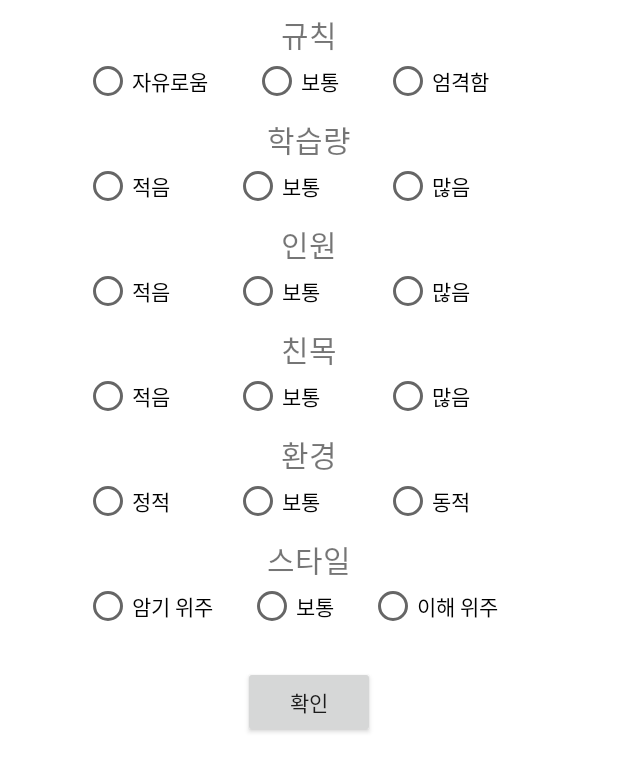
After one commit to yhs3434/Study-Room, an Android app: the TendencyChoiceActivity screen opened directly, with no data from a screen before it, on a phone screen of 412 x 824 dp. The commit adds this screen. Shown: the top 772 px of the screen. Run offline under Robolectric (Android 15) with nearby library versions, the phone set to English and light mode, and no system bars.

Commit message:
Add a func what choose a tendency

```diff
--- a/android/app/src/main/AndroidManifest.xml
+++ b/android/app/src/main/AndroidManifest.xml
@@ -28,7 +28,10 @@
         <activity android:name=".JoinActivity" />
         <activity android:name=".LoginActivity" />
         <activity android:name=".Main2Activity" />
-        <activity android:name=".SubjectChoiceActivity" android:theme="@android:style/Theme.Dialog"/>
+        <activity
+            android:name=".SubjectChoiceActivity"
+            android:theme="@android:style/Theme.Dialog" />
+        <activity android:name=".TendencyChoiceActivity"></activity>
     </application>
 
 </manifest>
--- a/android/app/src/main/java/com/yoonhs3434/suroom/Main2Activity.java
+++ b/android/app/src/main/java/com/yoonhs3434/suroom/Main2Activity.java
@@ -8,7 +8,7 @@ import android.widget.Button;
 
 public class Main2Activity extends AppCompatActivity {
 
-    Button choice_subject_btn;
+    Button choice_subject_btn, choice_tendency_btn;
 
     @Override
     protected void onCreate(Bundle savedInstanceState) {
@@ -16,10 +16,16 @@ public class Main2Activity extends AppCompatActivity {
         setContentView(R.layout.activity_main2);
 
         choice_subject_btn = (Button) findViewById(R.id.choiceSubjectButton);
+        choice_tendency_btn = (Button) findViewById(R.id.choiceTendencyButton);
     }
 
     public void choiceSubjectClicked(View v){
         Intent intent = new Intent(getApplicationContext(), SubjectChoiceActivity.class);
         startActivity(intent);
     }
+
+    public void choiceTendencyClicked(View v){
+        Intent intent = new Intent(getApplicationContext(), TendencyChoiceActivity.class);
+        startActivity(intent);
+    }
 }
--- /dev/null
+++ b/android/app/src/main/java/com/yoonhs3434/suroom/TendencyChoiceActivity.java
@@ -0,0 +1,123 @@
+package com.yoonhs3434.suroom;
+
+import android.app.Activity;
+import android.support.v7.app.AppCompatActivity;
+import android.os.Bundle;
+import android.view.MotionEvent;
+import android.view.View;
+import android.view.Window;
+import android.widget.Button;
+import android.widget.RadioButton;
+import android.widget.RadioGroup;
+import android.widget.TextView;
+
+import org.json.JSONException;
+import org.json.JSONObject;
+import org.w3c.dom.Text;
+
+public class TendencyChoiceActivity extends Activity {
+
+    int num_of_group;
+    RadioGroup [] radioGroups;
+    RadioButton[][] radioButtons;
+    Button closeButton;
+    TextView[] textViews;
+
+
+    @Override
+    protected void onCreate(Bundle savedInstanceState) {
+        super.onCreate(savedInstanceState);
+
+        requestWindowFeature(Window.FEATURE_NO_TITLE);
+        setContentView(R.layout.activity_tendency_choice);
+
+        num_of_group = 6;
+        radioGroups = new RadioGroup[num_of_group];
+        radioButtons = new RadioButton[num_of_group][3];
+        textViews = new TextView[num_of_group];
+        buttonInit(radioGroups, radioButtons, textViews);
+
+        closeButton = (Button) findViewById(R.id.closeButton);
+
+    }
+
+    void closeButtonClicked(View v) throws JSONException {
+        int index=0;
+
+        JSONObject data_req = new JSONObject();
+        data_req.accumulate("id", MySetting.getMyId());
+        for(int i=0; i<num_of_group; i++){
+            for(int j=0; j<3; j++){
+                if(radioButtons[i][j].isChecked() == true) {
+                    index = j;
+                }
+            }
+            data_req.accumulate((textViews[i].getText()).toString(), index);
+        }
+
+        HttpPost send = new HttpPost(MySetting.getMyUrl() + "choice/tendency/", data_req);
+        send.start();
+        try {
+            send.join();
+        } catch (InterruptedException e) {
+            e.printStackTrace();
+        }
+        finish();
+    }
+
+    private void buttonInit(RadioGroup [] radioGroups, RadioButton [][] radioButtons, TextView[] textViews){
+        radioGroups[0] = (RadioGroup) findViewById(R.id.ruleGroup);
+        radioGroups[1] = (RadioGroup) findViewById(R.id.learningGroup);
+        radioGroups[2] = (RadioGroup) findViewById(R.id.numberPeopleGroup);
+        radioGroups[3] = (RadioGroup) findViewById(R.id.friendshipGroup);
+        radioGroups[4] = (RadioGroup) findViewById(R.id.environmentGroup);
+        radioGroups[5] = (RadioGroup) findViewById(R.id.styleGroup);
+
+        radioButtons[0][0] = (RadioButton) findViewById(R.id.ruleButton1);
+        radioButtons[0][1] = (RadioButton) findViewById(R.id.ruleButton2);
+        radioButtons[0][2] = (RadioButton) findViewById(R.id.ruleButton3);
+        radioButtons[1][0] = (RadioButton) findViewById(R.id.learningButton1);
+        radioButtons[1][1] = (RadioButton) findViewById(R.id.learningButton2);
+        radioButtons[1][2] = (RadioButton) findViewById(R.id.learningButton3);
+        radioButtons[2][0] = (RadioButton) findViewById(R.id.numberPeopleButton1);
+        radioButtons[2][1] = (RadioButton) findViewById(R.id.numberPeopleButton2);
+        radioButtons[2][2] = (RadioButton) findViewById(R.id.numberPeopleButton3);
+        radioButtons[3][0] = (RadioButton) findViewById(R.id.friendshipButton1);
+        radioButtons[3][1] = (RadioButton) findViewById(R.id.friendshipButton2);
+        radioButtons[3][2] = (RadioButton) findViewById(R.id.friendshipButton3);
+        radioButtons[4][0] = (RadioButton) findViewById(R.id.environmentButton1);
+        radioButtons[4][1] = (RadioButton) findViewById(R.id.environmentButton2);
+        radioButtons[4][2] = (RadioButton) findViewById(R.id.environmentButton3);
+        radioButtons[5][0] = (RadioButton) findViewById(R.id.styleButton1);
+        radioButtons[5][1] = (RadioButton) findViewById(R.id.styleButton2);
+        radioButtons[5][2] = (RadioButton) findViewById(R.id.styleButton3);
+
+        textViews[0] = (TextView) findViewById(R.id.ruleText);
+        textViews[1] = (TextView) findViewById(R.id.learningText);
+        textViews[2] = (TextView) findViewById(R.id.numberPeopleText);
+        textViews[3] = (TextView) findViewById(R.id.friendshipText);
+        textViews[4] = (TextView) findViewById(R.id.environmentText);
+        textViews[5] = (TextView) findViewById(R.id.styleText);
+    }
+
+    @Override
+    public boolean onTouchEvent(MotionEvent event){
+        if(event.getAction()==MotionEvent.ACTION_OUTSIDE){
+            return false;
+        }
+        return true;
+    }
+
+    @Override
+    public void onBackPressed(){
+        return;
+    }
+
+    private int convertBoolInt(boolean input){
+        if(input){
+            return 1;
+        }
+        else
+            return 0;
+    }
+}
--- a/android/app/src/main/res/layout/activity_main2.xml
+++ b/android/app/src/main/res/layout/activity_main2.xml
@@ -25,6 +25,7 @@
         android:layout_marginStart="44dp"
         android:layout_marginLeft="44dp"
         android:layout_marginTop="64dp"
+        android:onClick="choiceTendencyClicked"
         android:text="공부 성향 선택"
         app:layout_constraintStart_toEndOf="@+id/choiceSubjectButton"
         app:layout_constraintTop_toTopOf="parent" />
--- a/android/app/src/main/res/layout/activity_subject_choice.xml
+++ b/android/app/src/main/res/layout/activity_subject_choice.xml
@@ -4,7 +4,7 @@
     xmlns:tools="http://schemas.android.com/tools"
     android:layout_width="match_parent"
     android:layout_height="match_parent"
-    android:background="?android:attr/tooltipBackgroundColor"
+    android:background="@android:color/background_light"
     tools:context=".SubjectChoiceActivity">
 
     <CheckBox
--- /dev/null
+++ b/android/app/src/main/res/layout/activity_tendency_choice.xml
@@ -0,0 +1,315 @@
+<?xml version="1.0" encoding="utf-8"?>
+<android.support.constraint.ConstraintLayout xmlns:android="http://schemas.android.com/apk/res/android"
+    xmlns:app="http://schemas.android.com/apk/res-auto"
+    xmlns:tools="http://schemas.android.com/tools"
+    android:layout_width="match_parent"
+    android:layout_height="match_parent"
+    android:background="@android:color/background_light"
+    tools:context=".TendencyChoiceActivity">
+
+    <LinearLayout
+        android:id="@+id/linearLayout"
+        android:layout_width="300dp"
+        android:layout_height="wrap_content"
+        android:layout_marginTop="8dp"
+        android:orientation="vertical"
+        app:layout_constraintEnd_toEndOf="parent"
+        app:layout_constraintHorizontal_bias="0.5"
+        app:layout_constraintStart_toStartOf="parent"
+        app:layout_constraintTop_toTopOf="parent">
+
+        <TextView
+            android:id="@+id/ruleText"
+            android:layout_width="match_parent"
+            android:layout_height="wrap_content"
+            android:gravity="center_horizontal"
+            android:text="규칙"
+            android:textSize="20sp" />
+
+        <RadioGroup
+            android:id="@+id/ruleGroup"
+            android:layout_width="match_parent"
+            android:layout_height="wrap_content"
+            android:orientation="horizontal">
+
+            <RadioButton
+                android:id="@+id/ruleButton1"
+                android:layout_width="wrap_content"
+                android:layout_height="wrap_content"
+                android:layout_weight="1"
+                android:text="자유로움" />
+
+            <RadioButton
+                android:id="@+id/ruleButton2"
+                android:layout_width="wrap_content"
+                android:layout_height="wrap_content"
+                android:layout_weight="1"
+                android:text="보통" />
+
+            <RadioButton
+                android:id="@+id/ruleButton3"
+                android:layout_width="wrap_content"
+                android:layout_height="wrap_content"
+                android:layout_weight="1"
+                android:text="엄격함" />
+        </RadioGroup>
+    </LinearLayout>
+
+    <LinearLayout
+        android:id="@+id/linearLayout2"
+        android:layout_width="300dp"
+        android:layout_height="wrap_content"
+        android:layout_marginTop="8dp"
+        android:orientation="vertical"
+        app:layout_constraintEnd_toEndOf="parent"
+        app:layout_constraintHorizontal_bias="0.5"
+        app:layout_constraintStart_toStartOf="parent"
+        app:layout_constraintTop_toBottomOf="@+id/linearLayout">
+
+        <TextView
+            android:id="@+id/learningText"
+            android:layout_width="match_parent"
+            android:layout_height="wrap_content"
+            android:gravity="center_horizontal"
+            android:text="학습량"
+            android:textSize="20sp" />
+
+        <RadioGroup
+            android:id="@+id/learningGroup"
+            android:layout_width="match_parent"
+            android:layout_height="wrap_content"
+            android:orientation="horizontal"
+            app:layout_constraintEnd_toEndOf="parent"
+            app:layout_constraintHorizontal_bias="0.5"
+            app:layout_constraintStart_toStartOf="parent"
+            tools:layout_editor_absoluteY="112dp">
+
+            <RadioButton
+                android:id="@+id/learningButton1"
+                android:layout_width="wrap_content"
+                android:layout_height="wrap_content"
+                android:layout_weight="1"
+                android:text="적음" />
+
+            <RadioButton
+                android:id="@+id/learningButton2"
+                android:layout_width="wrap_content"
+                android:layout_height="wrap_content"
+                android:layout_weight="1"
+                android:text="보통" />
+
+            <RadioButton
+                android:id="@+id/learningButton3"
+                android:layout_width="wrap_content"
+                android:layout_height="wrap_content"
+                android:layout_weight="1"
+                android:text="많음" />
+        </RadioGroup>
+    </LinearLayout>
+
+    <LinearLayout
+        android:id="@+id/linearLayout3"
+        android:layout_width="300dp"
+        android:layout_height="wrap_content"
+        android:layout_marginTop="8dp"
+        android:orientation="vertical"
+        app:layout_constraintEnd_toEndOf="parent"
+        app:layout_constraintHorizontal_bias="0.5"
+        app:layout_constraintStart_toStartOf="parent"
+        app:layout_constraintTop_toBottomOf="@+id/linearLayout2">
+
+        <TextView
+            android:id="@+id/numberPeopleText"
+            android:layout_width="match_parent"
+            android:layout_height="wrap_content"
+            android:gravity="center_horizontal"
+            android:text="인원"
+            android:textSize="20sp" />
+
+        <RadioGroup
+            android:id="@+id/numberPeopleGroup"
+            android:layout_width="match_parent"
+            android:layout_height="wrap_content"
+            android:orientation="horizontal">
+
+
+            <RadioButton
+                android:id="@+id/numberPeopleButton1"
+                android:layout_width="wrap_content"
+                android:layout_height="wrap_content"
+                android:layout_weight="1"
+                android:text="적음" />
+
+            <RadioButton
+                android:id="@+id/numberPeopleButton2"
+                android:layout_width="wrap_content"
+                android:layout_height="wrap_content"
+                android:layout_weight="1"
+                android:text="보통" />
+
+            <RadioButton
+                android:id="@+id/numberPeopleButton3"
+                android:layout_width="wrap_content"
+                android:layout_height="wrap_content"
+                android:layout_weight="1"
+                android:text="많음" />
+        </RadioGroup>
+    </LinearLayout>
+
+    <LinearLayout
+        android:id="@+id/linearLayout4"
+        android:layout_width="300dp"
+        android:layout_height="wrap_content"
+        android:layout_marginTop="8dp"
+        android:orientation="vertical"
+        app:layout_constraintEnd_toEndOf="parent"
+        app:layout_constraintHorizontal_bias="0.5"
+        app:layout_constraintStart_toStartOf="parent"
+        app:layout_constraintTop_toBottomOf="@+id/linearLayout3">
+
+        <TextView
+            android:id="@+id/friendshipText"
+            android:layout_width="match_parent"
+            android:layout_height="wrap_content"
+            android:gravity="center_horizontal"
+            android:text="친목"
+            android:textSize="20sp" />
+
+        <RadioGroup
+            android:id="@+id/friendshipGroup"
+            android:layout_width="match_parent"
+            android:layout_height="wrap_content"
+            android:orientation="horizontal"
+            tools:layout_editor_absoluteX="53dp"
+            tools:layout_editor_absoluteY="291dp">
+
+            <RadioButton
+                android:id="@+id/friendshipButton1"
+                android:layout_width="wrap_content"
+                android:layout_height="wrap_content"
+                android:layout_weight="1"
+                android:text="적음" />
+
+            <RadioButton
+                android:id="@+id/friendshipButton2"
+                android:layout_width="wrap_content"
+                android:layout_height="wrap_content"
+                android:layout_weight="1"
+                android:text="보통" />
+
+            <RadioButton
+                android:id="@+id/friendshipButton3"
+                android:layout_width="wrap_content"
+                android:layout_height="wrap_content"
+                android:layout_weight="1"
+                android:text="많음" />
+        </RadioGroup>
+    </LinearLayout>
+
+    <LinearLayout
+        android:id="@+id/linearLayout5"
+        android:layout_width="300dp"
+        android:layout_height="wrap_content"
+        android:layout_marginTop="8dp"
+        android:orientation="vertical"
+        app:layout_constraintEnd_toEndOf="parent"
+        app:layout_constraintHorizontal_bias="0.5"
+        app:layout_constraintStart_toStartOf="parent"
+        app:layout_constraintTop_toBottomOf="@+id/linearLayout4">
+
+        <TextView
+            android:id="@+id/environmentText"
+            android:layout_width="match_parent"
+            android:layout_height="wrap_content"
+            android:gravity="center_horizontal"
+            android:text="환경"
+            android:textSize="20sp" />
+
+        <RadioGroup
+            android:id="@+id/environmentGroup"
+            android:layout_width="match_parent"
+            android:layout_height="wrap_content"
+            android:orientation="horizontal">
+
+            <RadioButton
+                android:id="@+id/environmentButton1"
+                android:layout_width="wrap_content"
+                android:layout_height="wrap_content"
+                android:layout_weight="1"
+                android:text="정적" />
+
+            <RadioButton
+                android:id="@+id/environmentButton2"
+                android:layout_width="wrap_content"
+                android:layout_height="wrap_content"
+                android:layout_weight="1"
+                android:text="보통" />
+
+            <RadioButton
+                android:id="@+id/environmentButton3"
+                android:layout_width="wrap_content"
+                android:layout_height="wrap_content"
+                android:layout_weight="1"
+                android:text="동적" />
+        </RadioGroup>
+    </LinearLayout>
+
+    <LinearLayout
+        android:id="@+id/linearLayout6"
+        android:layout_width="300dp"
+        android:layout_height="wrap_content"
+        android:layout_marginTop="8dp"
+        android:orientation="vertical"
+        app:layout_constraintEnd_toEndOf="parent"
+        app:layout_constraintHorizontal_bias="0.5"
+        app:layout_constraintStart_toStartOf="parent"
+        app:layout_constraintTop_toBottomOf="@+id/linearLayout5">
+
+        <TextView
+            android:id="@+id/styleText"
+            android:layout_width="match_parent"
+            android:layout_height="wrap_content"
+            android:gravity="center_horizontal"
+            android:text="스타일"
+            android:textSize="20sp" />
+
+        <RadioGroup
+            android:id="@+id/styleGroup"
+            android:layout_width="match_parent"
+            android:layout_height="wrap_content"
+            android:orientation="horizontal">
+
+            <RadioButton
+                android:id="@+id/styleButton1"
+                android:layout_width="wrap_content"
+                android:layout_height="wrap_content"
+                android:layout_weight="1"
+                android:text="암기 위주" />
+
+            <RadioButton
+                android:id="@+id/styleButton2"
+                android:layout_width="wrap_content"
+                android:layout_height="wrap_content"
+                android:layout_weight="1"
+                android:text="보통" />
+
+            <RadioButton
+                android:id="@+id/styleButton3"
+                android:layout_width="wrap_content"
+                android:layout_height="wrap_content"
+                android:layout_weight="1"
+                android:text="이해 위주" />
+        </RadioGroup>
+    </LinearLayout>
+
+    <Button
+        android:id="@+id/checkButton"
+        android:layout_width="wrap_content"
+        android:layout_height="wrap_content"
+        android:layout_marginTop="24dp"
+        android:onClick="closeButtonClicked"
+        android:text="확인"
+        app:layout_constraintEnd_toEndOf="parent"
+        app:layout_constraintStart_toStartOf="parent"
+        app:layout_constraintTop_toBottomOf="@+id/linearLayout6" />
+</android.support.constraint.ConstraintLayout>
--- a/android/build.gradle
+++ b/android/build.gradle
@@ -7,7 +7,7 @@ buildscript {
         jcenter()
     }
     dependencies {
-        classpath 'com.android.tools.build:gradle:3.2.0'
+        classpath 'com.android.tools.build:gradle:3.2.1'
 
 
         // NOTE: Do not place your application dependencies here; they belong
```
Also changed, not shown: 5 other files.
